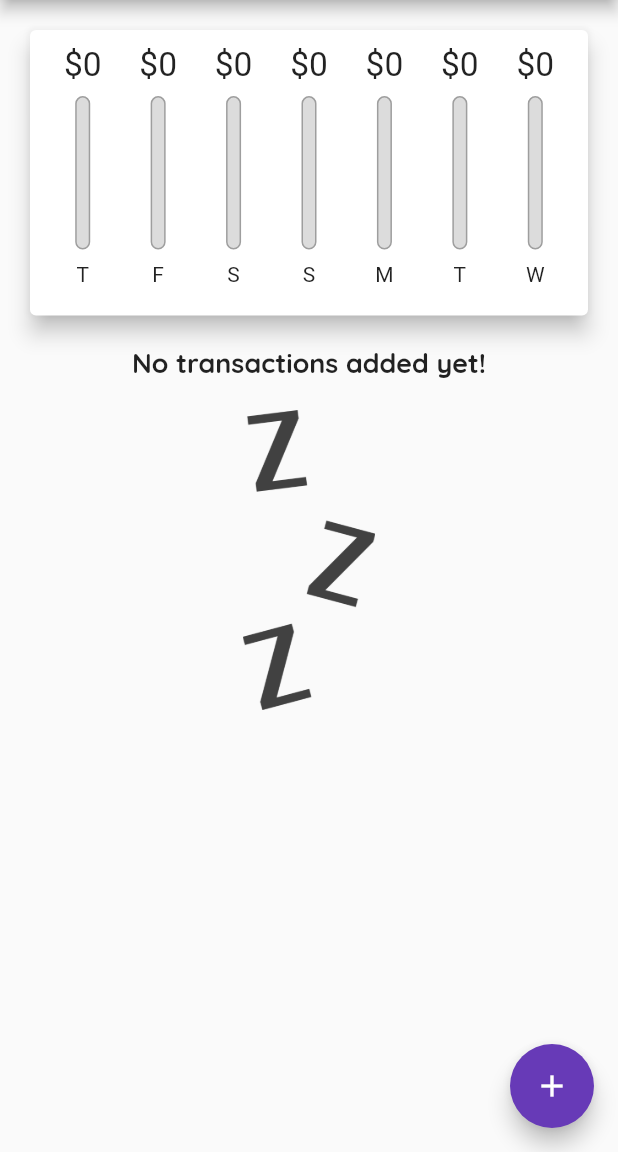
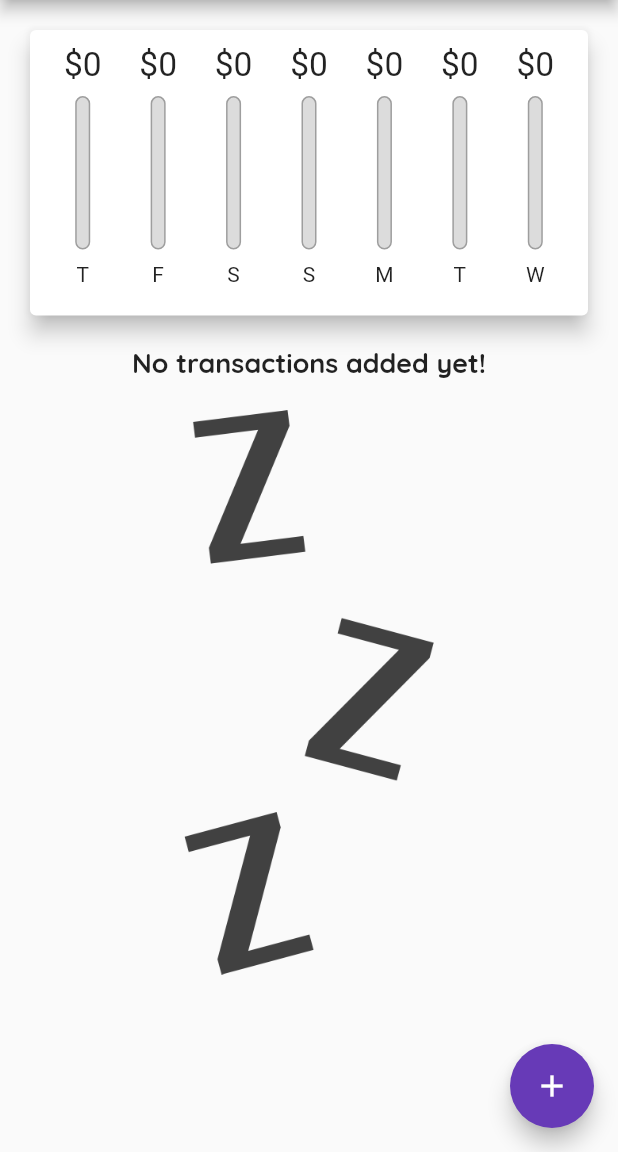
Before and after one commit to rel1nce/Expenny, a Flutter app: the screen it shows after launch, on a phone screen of 412 x 824 dp, the part 84-1236 px from its top. Run offline on Flutter 3.47's test engine with Material 2 defaults, Android fonts, the phone set to English and light mode, and no system bars; project files that could hold a hidden picture were left out.

Commit message:
add landscape mode features

```diff
--- a/lib/main.dart
+++ b/lib/main.dart
@@ -1,9 +1,7 @@
 import 'package:expenny/widgets/transaction_list.dart';
 import 'package:flutter/material.dart';
-import 'package:flutter/services.dart';
 
 import './models/transaction.dart';
-import './widgets/transaction_list.dart';
 import './widgets/new_transaction.dart';
 import 'widgets/chart.dart';
 
@@ -21,16 +19,16 @@ class MyApp extends StatelessWidget {
       theme: ThemeData(
         primarySwatch: Colors.deepPurple,
         textTheme: ThemeData.light().textTheme.copyWith(
-              titleMedium: TextStyle(
+              titleMedium: const TextStyle(
                 fontFamily: 'Quicksand',
                 fontWeight: FontWeight.bold,
                 fontSize: 18,
               ),
-              labelSmall: TextStyle(
+              labelSmall: const TextStyle(
                 color: Colors.white,
               ),
             ),
-        appBarTheme: AppBarTheme(
+        appBarTheme: const AppBarTheme(
           titleTextStyle: TextStyle(
             fontFamily: 'Quicksand',
             fontSize: 20,
@@ -51,11 +49,13 @@ class MyHomePage extends StatefulWidget {
 class _MyHomePageState extends State<MyHomePage> {
   final List<Transaction> _userTransactions = [];
 
+  bool _showChart = false;
+
   List<Transaction> get _recentTransactions {
     return _userTransactions.where((transaction) {
       return transaction.date.isAfter(
         DateTime.now().subtract(
-          Duration(days: 7),
+          const Duration(days: 7),
         ),
       );
     }).toList();
@@ -96,6 +96,7 @@ class _MyHomePageState extends State<MyHomePage> {
 
   @override
   Widget build(BuildContext context) {
+    final isLandscape = MediaQuery.of(context).orientation == Orientation.landscape;
     final appBar = AppBar(
       title: Text('Expenny'),
       actions: <Widget>[
@@ -106,30 +107,58 @@ class _MyHomePageState extends State<MyHomePage> {
       ],
     );
 
+    final txListWidget = Container(
+                    height: (MediaQuery.of(context).size.height -
+                            appBar.preferredSize.height -
+                            MediaQuery.of(context).padding.top) *
+                        0.7,
+                    child:
+                        TransactionList(_userTransactions, _deleteTransaction),
+                  );
+
     return Scaffold(
       appBar: appBar,
       body: SingleChildScrollView(
         child: Column(
           crossAxisAlignment: CrossAxisAlignment.stretch,
           children: <Widget>[
-            Container(
+            if (isLandscape) Row(
+              mainAxisAlignment: MainAxisAlignment.center,
+              children: <Widget>[
+                const Text('Show Chart'),
+                Switch(
+                  value: _showChart,
+                  onChanged: (value) {
+                    setState(() {
+                      _showChart = value;
+                    });
+                  },
+                )
+              ],
+            ),
+            if (!isLandscape) Container(
                     height: (MediaQuery.of(context).size.height -
                             appBar.preferredSize.height -
                             MediaQuery.of(context).padding.top) *
                         0.3,
-                child: Chart(_userTransactions)),
-            Container(
+                    child: Chart(_userTransactions),
+                  ),
+            if (!isLandscape) txListWidget,
+            if (isLandscape) _showChart
+                ? Container(
                     height: (MediaQuery.of(context).size.height -
                             appBar.preferredSize.height -
                             MediaQuery.of(context).padding.top) *
-                    0.7,
-                child: TransactionList(_userTransactions, _deleteTransaction)),
+                        0.3,
+                    child: Chart(_userTransactions),
+                  )
+                : txListWidget,
           ],
         ),
       ),
       floatingActionButtonLocation: FloatingActionButtonLocation.endFloat,
       floatingActionButton: FloatingActionButton(
-        child: Icon(Icons.add),
+        child: const Icon(Icons.add),
         onPressed: () => _startAddNewTransaction(context),
       ),
     );
--- a/lib/widgets/transaction_list.dart
+++ b/lib/widgets/transaction_list.dart
@@ -13,24 +13,26 @@ class TransactionList extends StatelessWidget {
   Widget build(BuildContext context) {
     return Container(
       child: transactions.isEmpty
-          ? Column(
+          ? LayoutBuilder(builder: (context, constraints) {
+              return Column(
                 children: <Widget>[
                   Text(
                     'No transactions added yet!',
                     style: Theme.of(context).textTheme.titleMedium,
                   ),
-                SizedBox(
+                  const SizedBox(
                     height: 20,
                   ),
                   Container(
-                  height: 200,
+                    height: constraints.maxHeight * 0.7,
                     child: Image.asset(
                       'assets/images/waiting.png',
                       fit: BoxFit.cover,
                     ),
                   ),
                 ],
-            )
+              );
+            })
           : ListView.builder(
               itemCount: transactions.length,
               itemBuilder: (context, index) {
@@ -60,7 +62,8 @@ class TransactionList extends StatelessWidget {
                     trailing: IconButton(
                       icon: Icon(Icons.delete),
                       color: Theme.of(context).errorColor,
-                      onPressed: () => deleteTransaction(transactions[index].id),
+                      onPressed: () =>
+                          deleteTransaction(transactions[index].id),
                     ),
                   ),
                 );
```
Lines whose indentation alone changed are shown as unchanged.
